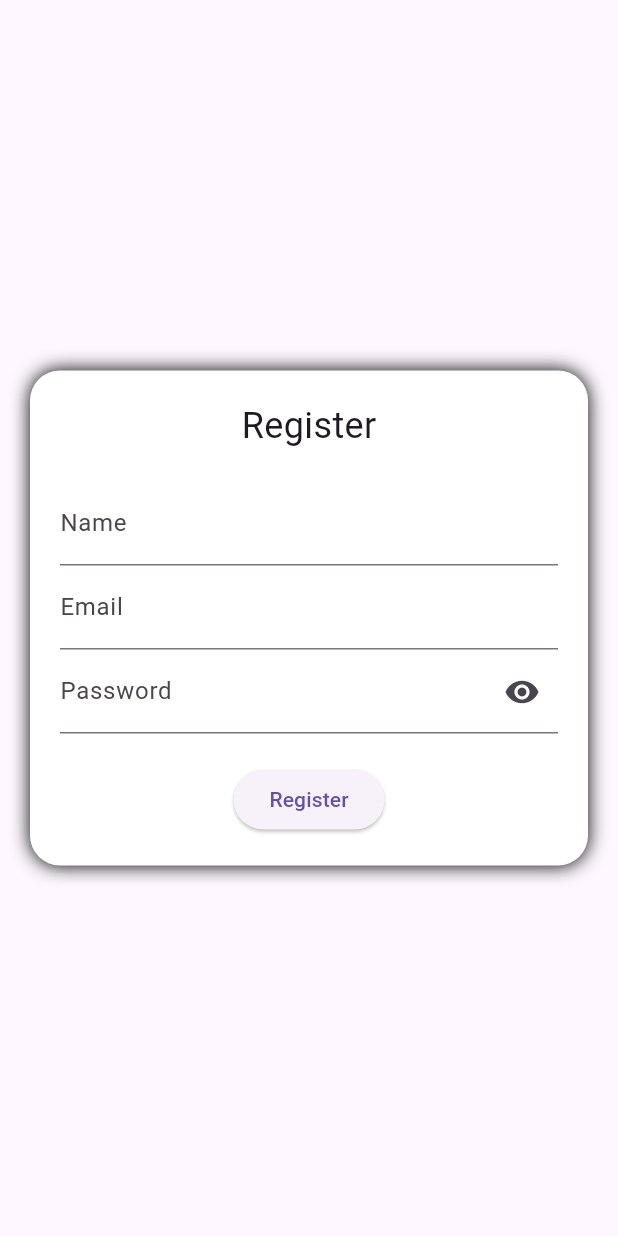
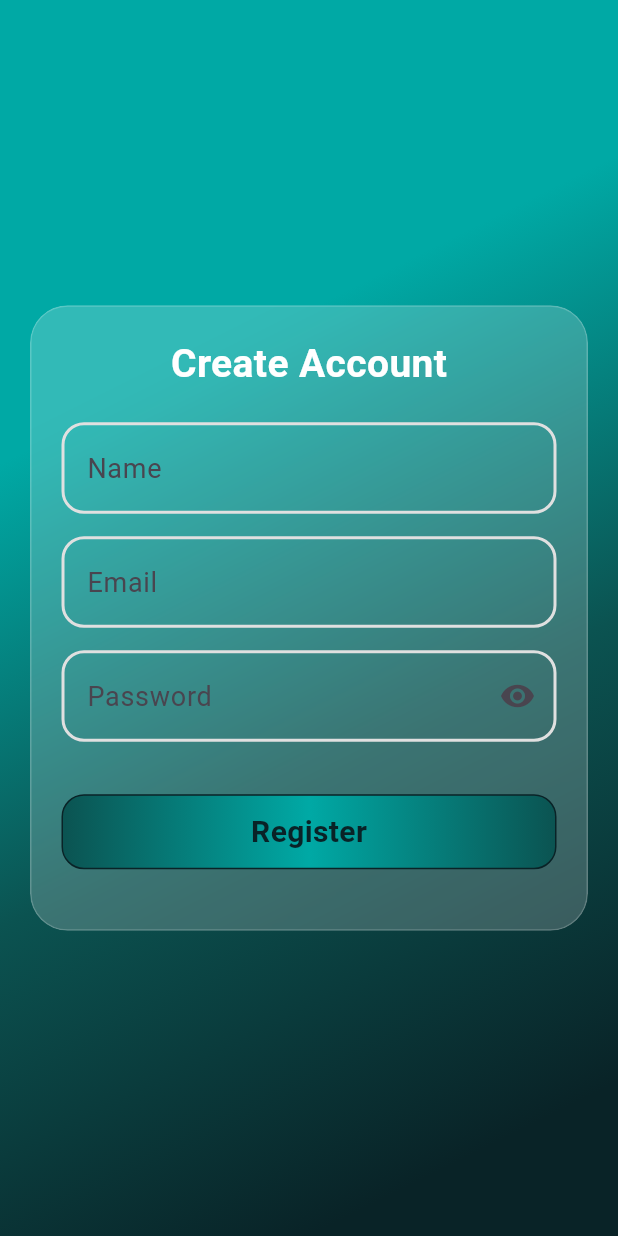
Before and after one commit to sokeb/simple_registration_app, a Flutter app: the screen it shows after launch, on a phone screen of 412 x 824 dp. Run offline on Flutter 3.47's test engine with Material 3 defaults, Android fonts, the phone set to English and light mode, and no system bars; our stand-ins replace animate_do, bloc; generated files the repository leaves out were written again.

Commit message:
chore: improve design

```diff
--- a/lib/app/view/app.dart
+++ b/lib/app/view/app.dart
@@ -16,7 +16,7 @@ class App extends StatelessWidget {
       ),
       localizationsDelegates: AppLocalizations.localizationsDelegates,
       supportedLocales: AppLocalizations.supportedLocales,
-      home: const RegistrationView(),
+      home: RegistrationView(),
     );
   }
 }
--- a/lib/features/auth/presentation/registration/view/registration_view.dart
+++ b/lib/features/auth/presentation/registration/view/registration_view.dart
@@ -1,88 +1,91 @@
+import 'package:animate_do/animate_do.dart';
 import 'package:flutter/material.dart';
+import 'package:simple_registration_app/features/auth/widgets/widgets.dart';
 
-class RegistrationView extends StatefulWidget {
-  const RegistrationView({super.key});
-
-  @override
-  RegistrationViewState createState() => RegistrationViewState();
-}
-
-class RegistrationViewState extends State<RegistrationView> {
-  final _formKey = GlobalKey<FormState>();
+class RegistrationView extends StatelessWidget {
+  RegistrationView({super.key});
 
   final nameController = TextEditingController();
   final emailController = TextEditingController();
   final passController = TextEditingController();
 
-  bool obscurePassword = true;
-
   @override
   Widget build(BuildContext context) {
     return Scaffold(
-      body: Container(
-        padding: const .all(20),
+      body: Background(
         child: Center(
           child: SingleChildScrollView(
-            child: AnimatedContainer(
-              duration: const Duration(milliseconds: 500),
-              padding: const .all(20),
-              decoration: BoxDecoration(
-                borderRadius: BorderRadius.circular(20),
-                color: Colors.white,
-                boxShadow:const [BoxShadow(blurRadius: 10)],
-              ),
-              child: Form(
-                key: _formKey,
-                child: Column(
-                  children: [
-                    const Text('Register',
-                        style: TextStyle(fontSize: 24)),
-
-                    const SizedBox(height: 20),
-
-                    TextFormField(
-                      controller: nameController,
-                      validator: (v) =>
-                      v!.isEmpty ? 'Enter name' : null,
-                      decoration: const InputDecoration(labelText: 'Name'),
-                    ),
-
-                    TextFormField(
-                      controller: emailController,
-                      validator: (v) =>
-                      v!.contains('@') ? null : 'Invalid email',
-                      decoration: const InputDecoration(labelText: 'Email'),
-                    ),
-
-                    TextFormField(
-                      controller: passController,
-                      obscureText: obscurePassword,
-                      validator: (v) =>
-                      v!.length < 6 ? 'Min 6 chars' : null,
-                      decoration: InputDecoration(
-                        labelText: 'Password',
-                        suffixIcon: IconButton(
-                          icon: Icon(obscurePassword
-                              ? Icons.visibility
-                              : Icons.visibility_off),
-                          onPressed: () {
-                            setState(() {
-                              obscurePassword = !obscurePassword;
-                            });
-                          },
+            child: FadeInUp(
+              child: Padding(
+                padding: const EdgeInsets.all(20),
+                child: GlassCard(
+                  child: Column(
+                    mainAxisSize: MainAxisSize.min,
+                    children: [
+                      FadeInDown(
+                        child: const Text(
+                          'Create Account',
+                          style: TextStyle(
+                            fontSize: 26,
+                            color: Colors.white,
+                            fontWeight: FontWeight.bold,
+                          ),
                         ),
                       ),
-                    ),
 
-                    const SizedBox(height: 20),
+                      const SizedBox(height: 20),
 
-                     ElevatedButton(
-                      onPressed: () {
-                        if (_formKey.currentState!.validate()) {}
-                      },
-                      child: const Text('Register'),
-                    )
-                  ],
+                      AnimatedTextField(
+                        hint: 'Name',
+                        controller: nameController,
+                      ),
+                      AnimatedTextField(
+                        hint: 'Email',
+                        controller: emailController,
+                      ),
+                      AnimatedTextField(
+                        hint: 'Password',
+                        controller: passController,
+                        isPassword: true,
+                      ),
+
+                      const SizedBox(height: 20),
+
+                      InkWell(
+                        onTap: () {
+                          // call bloc here
+                        },
+                        child: AnimatedContainer(
+                          duration: const Duration(milliseconds: 300),
+                          height: 50,
+                          width: double.infinity,
+                          decoration: BoxDecoration(
+                            border: Border.all(color: const Color(0xFF092327)),
+                            borderRadius: BorderRadius.circular(15),
+                            gradient: const LinearGradient(
+                              colors: [
+                                Color(0xFF0b5351),
+                                Color(0xFF00a9a5),
+                                Color(0xFF0b5351),
+                              ],
+                            ),
+                          ),
+                          child: const Center(
+                            child: Text(
+                              'Register',
+                              style: TextStyle(
+                                color: Color(0xFF092327),
+                                fontSize: 20,
+                                fontWeight: .bold,
+                              ),
+                            ),
+                          ),
+                        ),
+                      ),
+
+                      const SizedBox(height: 20),
+                    ],
+                  ),
                 ),
               ),
             ),
--- /dev/null
+++ b/lib/features/auth/widgets/animated_textfield.dart
@@ -0,0 +1,62 @@
+import 'package:flutter/material.dart';
+
+class AnimatedTextField extends StatefulWidget {
+  const AnimatedTextField({
+    required this.hint,
+    required this.controller,
+    super.key,
+    this.isPassword = false,
+  });
+
+  final String hint;
+  final TextEditingController controller;
+  final bool isPassword;
+
+  @override
+  State<AnimatedTextField> createState() => _AnimatedTextFieldState();
+}
+
+class _AnimatedTextFieldState extends State<AnimatedTextField> {
+  bool isFocused = false;
+  bool obscure = true;
+
+  @override
+  Widget build(BuildContext context) {
+    return Focus(
+      onFocusChange: (value) {
+        setState(() => isFocused = value);
+      },
+      child: AnimatedContainer(
+        duration: const Duration(milliseconds: 300),
+        margin: const .only(bottom: 15),
+        decoration: BoxDecoration(
+          borderRadius: BorderRadius.circular(15),
+          border: Border.all(
+            color: isFocused ? const Color(0xFF092327): Colors.grey.shade300,
+            width: 2,
+          ),
+        ),
+        child: TextField(
+          controller: widget.controller,
+          obscureText: widget.isPassword && obscure,
+          style: const TextStyle(color: Colors.white, fontSize: 18),
+          decoration: InputDecoration(
+            hintText: widget.hint,
+            border: InputBorder.none,
+            contentPadding: const EdgeInsets.all(15),
+            suffixIcon: widget.isPassword
+                ? IconButton(
+                    icon: Icon(
+                      obscure ? Icons.visibility : Icons.visibility_off,
+                    ),
+                    onPressed: () {
+                      setState(() => obscure = !obscure);
+                    },
+                  )
+                : null,
+          ),
+        ),
+      ),
+    );
+  }
+}
--- /dev/null
+++ b/lib/features/auth/widgets/background.dart
@@ -0,0 +1,22 @@
+import 'package:flutter/material.dart';
+
+class Background extends StatelessWidget {
+  const Background({required this.child, super.key});
+
+  final Widget child;
+
+  @override
+  Widget build(BuildContext context) {
+    return Container(
+      decoration: const BoxDecoration(
+        gradient: LinearGradient(
+          colors: [Color(0xFF00a9a5), Color(0xFF0b5351), Color(0xFF092327)],
+          end: Alignment.bottomRight,
+          begin: Alignment.topLeft,
+          stops: [0.3, 0.6, 0.9],
+        ),
+      ),
+      child: child,
+    );
+  }
+}
--- /dev/null
+++ b/lib/features/auth/widgets/glass_card.dart
@@ -0,0 +1,27 @@
+import 'dart:ui';
+import 'package:flutter/material.dart';
+
+class GlassCard extends StatelessWidget {
+  const GlassCard({required this.child, super.key});
+
+  final Widget child;
+
+  @override
+  Widget build(BuildContext context) {
+    return ClipRRect(
+      borderRadius: BorderRadius.circular(25),
+      child: BackdropFilter(
+        filter: ImageFilter.blur(sigmaX: 15, sigmaY: 15),
+        child: Container(
+          padding: const .all(20),
+          decoration: BoxDecoration(
+            color: Colors.white.withAlpha(50),
+            borderRadius: BorderRadius.circular(25),
+            border: Border.all(color: Colors.white.withAlpha(50)),
+          ),
+          child: child,
+        ),
+      ),
+    );
+  }
+}
--- /dev/null
+++ b/lib/features/auth/widgets/widgets.dart
@@ -0,0 +1,4 @@
+//GENERATED BARREL FILE
+export 'animated_textfield.dart';
+export 'background.dart';
+export 'glass_card.dart';
```
